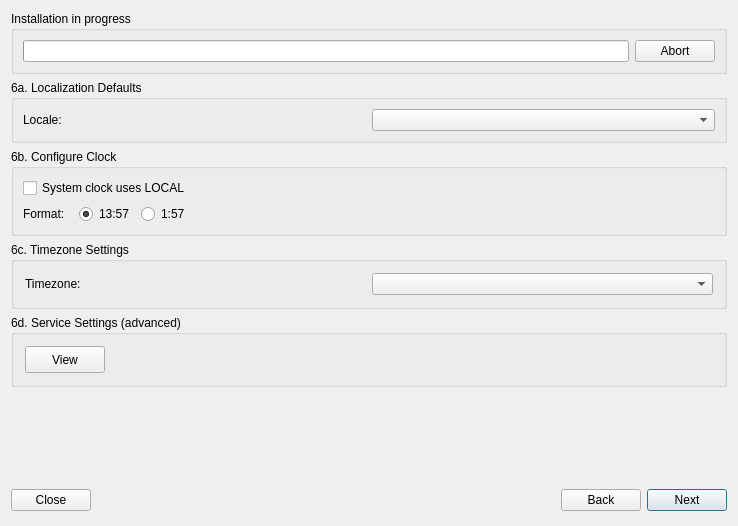
The window that meinstall.ui (gazelle-installer/gazelle-installer) describes before a commit, drawn with Qt 5.
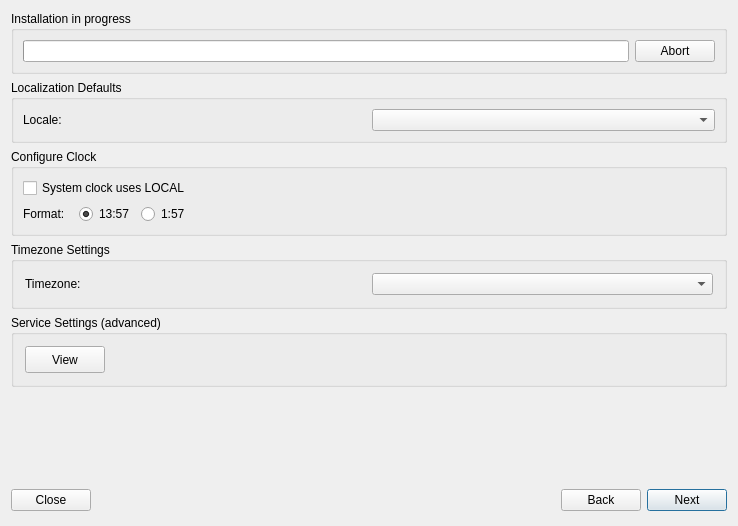
The same window after the commit. The open tabs and pages were chosen to show the change. Icons and pictures are not drawn.

Commit message: Removed the numbers from the group labels for ease of maintenance.

```diff
--- a/meinstall.ui
+++ b/meinstall.ui
@@ -2252,7 +2252,7 @@
           </size>
          </property>
          <property name="title">
-          <string>6d. Service Settings (advanced)</string>
+          <string>Service Settings (advanced)</string>
          </property>
          <layout class="QHBoxLayout" name="horizontalLayout">
           <item>
@@ -2302,7 +2302,7 @@
           </sizepolicy>
          </property>
          <property name="title">
-          <string>6b. Configure Clock</string>
+          <string>Configure Clock</string>
          </property>
          <layout class="QGridLayout">
           <property name="leftMargin">
@@ -2376,7 +2376,7 @@
           </sizepolicy>
          </property>
          <property name="title">
-          <string>6a. Localization Defaults</string>
+          <string>Localization Defaults</string>
          </property>
          <layout class="QGridLayout" name="_14">
           <property name="leftMargin">
@@ -2435,7 +2435,7 @@
           </sizepolicy>
          </property>
          <property name="title">
-          <string>6c. Timezone Settings</string>
+          <string>Timezone Settings</string>
          </property>
          <layout class="QGridLayout" name="tzGridLayout">
           <item row="0" column="0">
```
Left out of the diff: 20 changed lines with no effect on the pictures.
